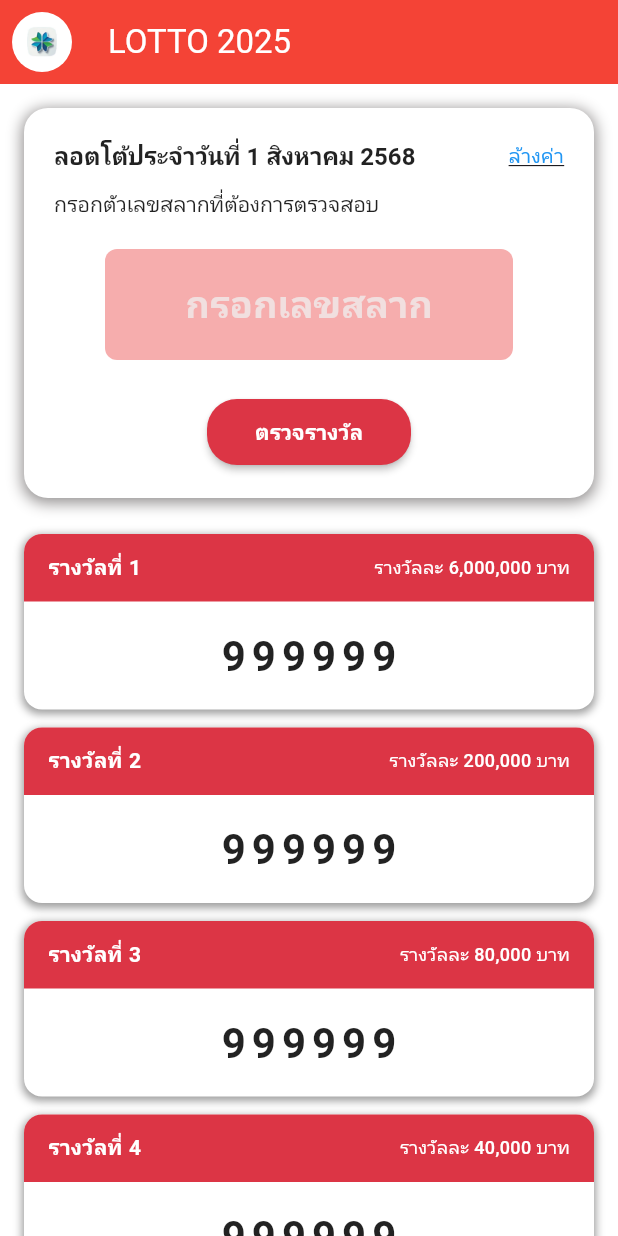
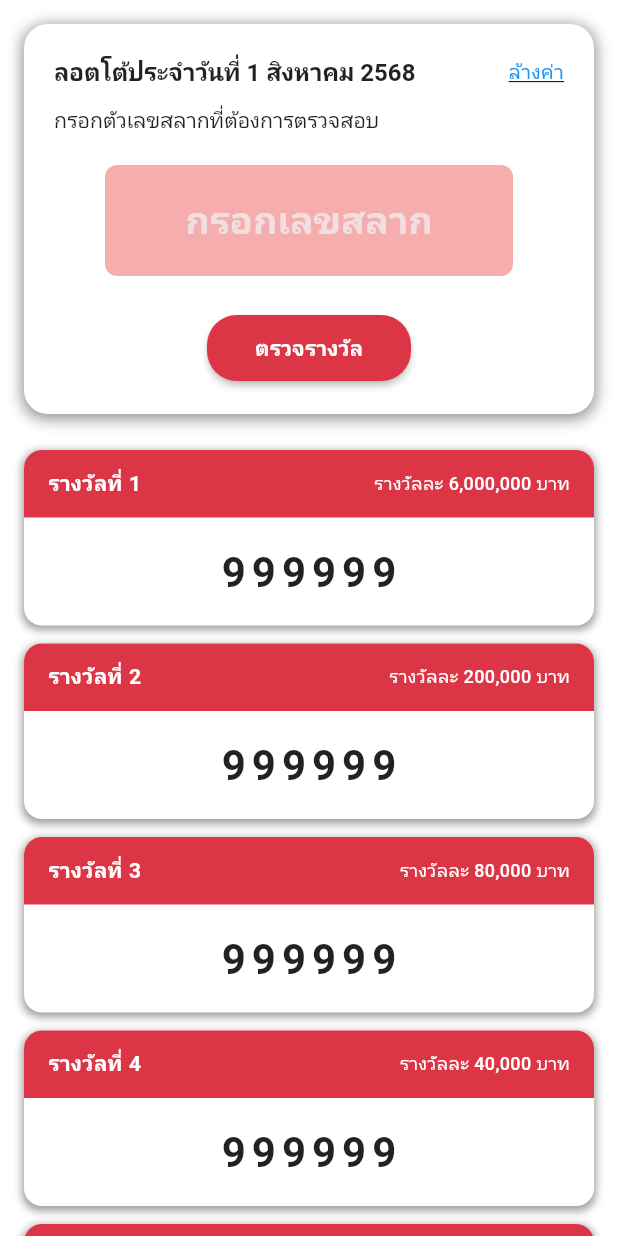
Before and after one commit to EmperorFiw/Lotto2025, a Flutter app: the CheckPrize screen opened directly, on a phone screen of 412 x 824 dp. Run offline on Flutter 3.47's test engine with Material 3 defaults, Android fonts, the phone set to English and light mode, and no system bars; our stand-ins replace google_fonts, jwt_decoder, shared_preferences; accounts and stored records are empty; network calls fail; Roboto replaces fonts that are missing (Kanit).

Commit message:
remove app bar

```diff
--- a/FrontEnd/lib/pages/check_prize.dart
+++ b/FrontEnd/lib/pages/check_prize.dart
@@ -207,21 +207,6 @@ class _CheckPrizeState extends State<CheckPrize> {
   @override
   Widget build(BuildContext context) {
     return Scaffold(
-      appBar: AppBar(
-        backgroundColor: Colors.red,
-        title: const Text("LOTTO 2025"),
-        leading: Padding(
-          padding: const EdgeInsets.all(8.0),
-          child: ClipOval(
-            child: SizedBox(
-              width: 40,
-              height: 40,
-              child: Image.asset('assets/images/logo.png', fit: BoxFit.cover),
-            ),
-          ),
-        ),
-        //actions: [IconButton(icon: const Icon(Icons.menu), onPressed: () {})],
-      ),
       body: SingleChildScrollView(
         child: Padding(
           padding: const EdgeInsets.all(16),
```
